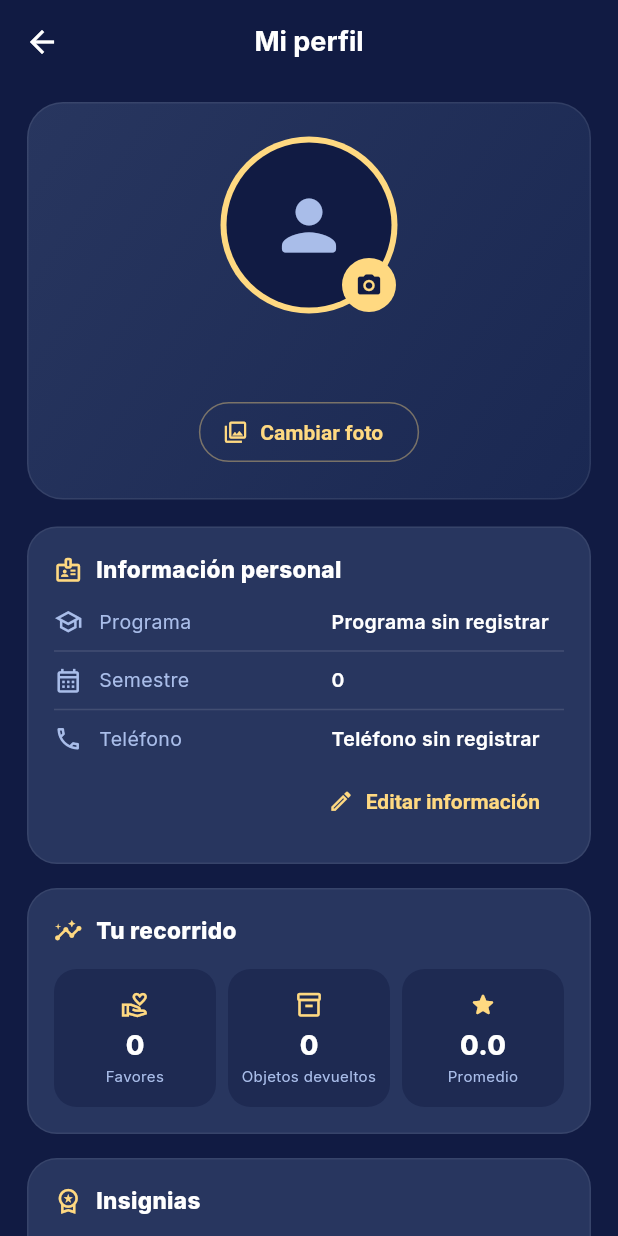
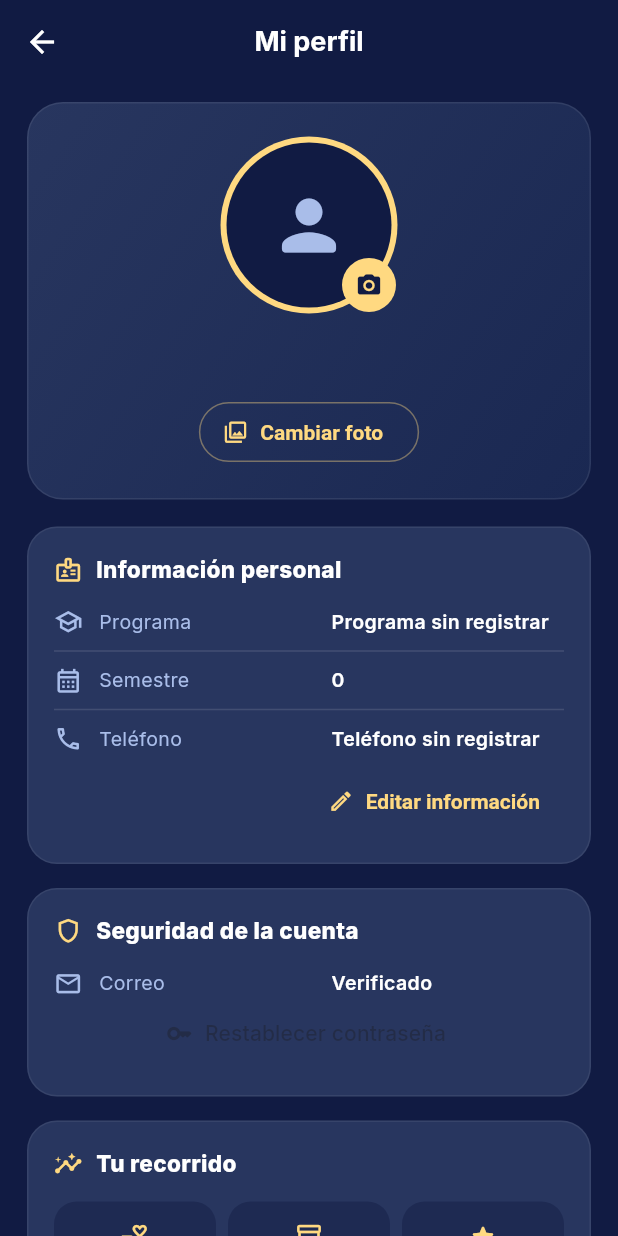
Before and after one commit to VayeZaZa/Favores_USC, a Flutter app: the PerfilScreen screen opened directly, on a phone screen of 412 x 824 dp. Run offline on Flutter 3.47's test engine with Material 3 defaults, Android fonts, the phone set to English and light mode, and no system bars; our stand-ins replace cached_network_image, cloud_firestore, firebase_auth, firebase_core, flutter_image_compress, flutter_rating_bar and 4 more; missing offline and left inert: cloudinary_public; accounts and stored records are empty.

Commit message:
feat(perfil): consultar la verificación y recuperar la contraseña desde la cuenta
El perfil distingue las cuentas verificadas de las cuentas de demostración. El estudiante puede confirmar su correo de destino antes de solicitar el enlace.

```diff
--- a/lib/screens/perfil/perfil_screen.dart
+++ b/lib/screens/perfil/perfil_screen.dart
@@ -29,6 +29,7 @@ class _PerfilScreenState extends State<PerfilScreen> {
   final _imagePicker = ImagePicker();
   bool _subiendoFoto = false;
   bool _cerrandoSesion = false;
+  bool _enviandoEnlace = false;
   Future<List<FavorModel>>? _favoresFuture;
 
   String? get _uid => _authService.currentUser?.uid;
@@ -242,6 +243,8 @@ class _PerfilScreenState extends State<PerfilScreen> {
                   ],
                 ),
               ),
+              const SizedBox(height: 16),
+              _seguridadCuenta(),
               const SizedBox(height: 16),
               _tarjeta(
                 titulo: 'Tu recorrido',
@@ -565,6 +568,58 @@ class _PerfilScreenState extends State<PerfilScreen> {
         ],
       ),
     );
+  }
+
+  Widget _seguridadCuenta() {
+    final cuenta = _authService.currentUser;
+    final correo = cuenta?.email ?? '';
+    final estado = cuenta?.emailVerified == true
+        ? 'Verificado'
+        : AuthService.estaExentoDeVerificacion(correo)
+            ? 'Cuenta de demostración'
+            : 'Pendiente de verificar';
+    return _tarjeta(
+      titulo: 'Seguridad de la cuenta',
+      icono: Icons.shield_outlined,
+      child: Column(
+        children: [
+          _dato(Icons.mail_outline, 'Correo', estado),
+          TextButton.icon(
+            style: TextButton.styleFrom(foregroundColor: _gold),
+            icon: const Icon(Icons.key_rounded),
+            label: const Text('Restablecer contraseña'),
+            onPressed: correo.isEmpty || _enviandoEnlace
+                ? null
+                : () => _confirmarRecuperacion(correo),
+          ),
+        ],
+      ),
+    );
+  }
+
+  Future<void> _confirmarRecuperacion(String correo) async {
+    final enviar = await showDialog<bool>(
+      context: context,
+      builder: (context) => AlertDialog(
+        title: const Text('Restablecer contraseña'),
+        content: Text('Te enviaremos un enlace a $correo.'),
+        actions: [
+          TextButton(onPressed: () => Navigator.pop(context), child: const Text('Cancelar')),
+          FilledButton(onPressed: () => Navigator.pop(context, true), child: const Text('Enviar enlace')),
+        ],
+      ),
+    );
+    if (!mounted || enviar != true || _enviandoEnlace) return;
+    setState(() => _enviandoEnlace = true);
+    var mensaje = 'Revisa tu correo para cambiar la contraseña.';
+    try {
+      await _authService.enviarEnlaceRecuperacion(correo: correo);
+    } catch (_) {
+      mensaje = 'No se pudo enviar el enlace. Intenta más tarde.';
+    }
+    if (!mounted) return;
+    setState(() => _enviandoEnlace = false);
+    ScaffoldMessenger.of(context).showSnackBar(SnackBar(content: Text(mensaje)));
   }
 
   Widget _seccionFavores(String uid) {
```
